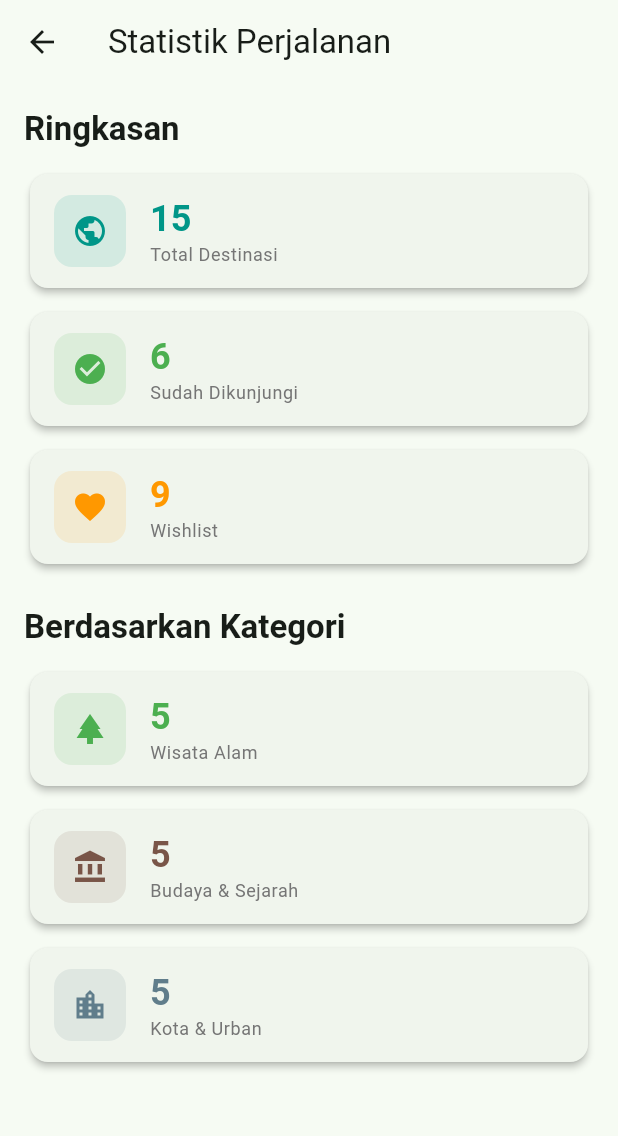
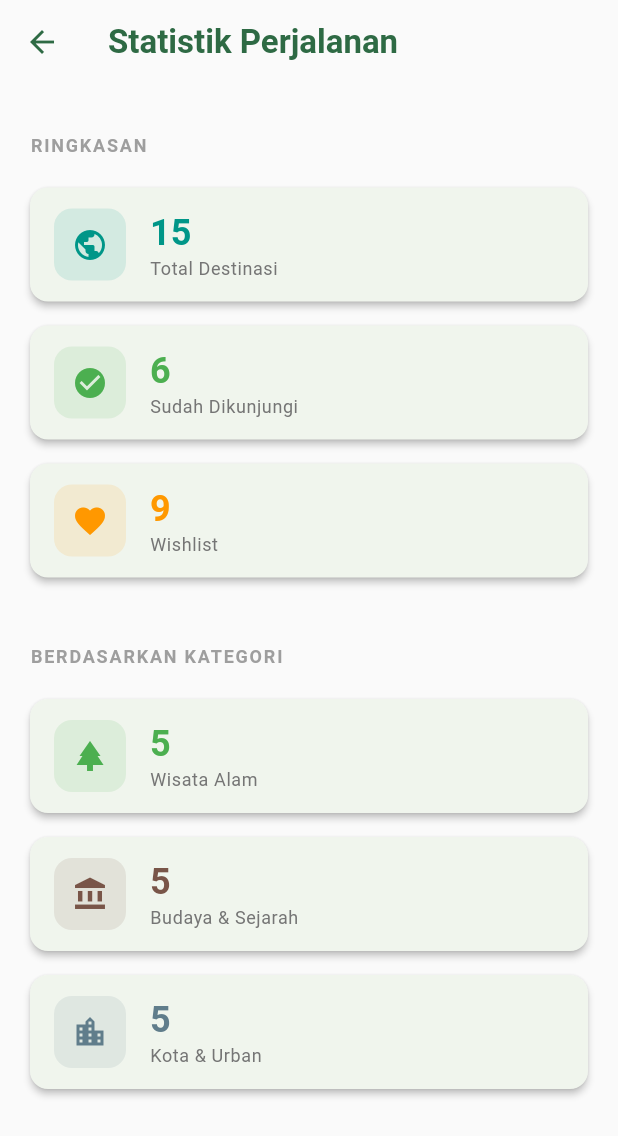
Before and after one commit to Haykal-9/ass-pbbl, a Flutter app: the StatisticsScreen screen opened directly, on a phone screen of 412 x 824 dp. Shown: the top 1136 px of the screen. Run offline on Flutter 3.47's test engine with Material 3 defaults, Android fonts, the phone set to English and light mode, and no system bars; our stand-ins replace flutter_svg, image_picker, shared_preferences, sqflite, sqflite_common_ffi_web; accounts and stored records are empty.

Commit message:
feat: implement Add/Edit and Statistics screens

```diff
--- a/lib/screens/add_edit_screen.dart
+++ b/lib/screens/add_edit_screen.dart
@@ -158,8 +158,14 @@ class _AddEditScreenState extends State<AddEditScreen> {
   Widget build(BuildContext context) {
     return Scaffold(
       appBar: AppBar(
-        title:
-            Text(_isEditMode ? 'Edit Destinasi' : 'Tambah Destinasi'),
+        title: Text(
+          _isEditMode ? 'Edit Destinasi' : 'Tambah Destinasi',
+          style: const TextStyle(fontWeight: FontWeight.bold),
+        ),
+        foregroundColor: Theme.of(context).colorScheme.primary,
+        backgroundColor: Colors.grey[50],
+        elevation: 0,
+        scrolledUnderElevation: 0,
       ),
       body: Form(
         key: _formKey,
--- a/lib/screens/statistics_screen.dart
+++ b/lib/screens/statistics_screen.dart
@@ -34,8 +34,16 @@ class _StatisticsScreenState extends State<StatisticsScreen> {
   @override
   Widget build(BuildContext context) {
     return Scaffold(
+      backgroundColor: Colors.grey[50],
       appBar: AppBar(
-        title: const Text('Statistik Perjalanan'),
+        title: const Text(
+          'Statistik Perjalanan',
+          style: TextStyle(fontWeight: FontWeight.bold),
+        ),
+        foregroundColor: Theme.of(context).colorScheme.primary,
+        backgroundColor: Colors.grey[50],
+        elevation: 0,
+        scrolledUnderElevation: 0,
       ),
       body: _isLoading
           ? const Center(child: CircularProgressIndicator())
@@ -44,13 +52,8 @@ class _StatisticsScreenState extends State<StatisticsScreen> {
               child: Column(
                 crossAxisAlignment: CrossAxisAlignment.stretch,
                 children: [
-                  Text(
-                    'Ringkasan',
-                    style: Theme.of(context).textTheme.titleLarge?.copyWith(
-                          fontWeight: FontWeight.bold,
-                        ),
-                  ),
-                  const SizedBox(height: 12),
+                  _sectionHeader('Ringkasan'),
+                  const SizedBox(height: 8),
                   StatCard(
                     label: 'Total Destinasi',
                     count: _stats['total'] ?? 0,
@@ -72,13 +75,8 @@ class _StatisticsScreenState extends State<StatisticsScreen> {
                     color: Colors.orange,
                   ),
                   const SizedBox(height: 24),
-                  Text(
-                    'Berdasarkan Kategori',
-                    style: Theme.of(context).textTheme.titleLarge?.copyWith(
-                          fontWeight: FontWeight.bold,
-                        ),
-                  ),
-                  const SizedBox(height: 12),
+                  _sectionHeader('Berdasarkan Kategori'),
+                  const SizedBox(height: 8),
                   StatCard(
                     label: 'Wisata Alam',
                     count: _stats['wisata_alam'] ?? 0,
@@ -104,4 +102,19 @@ class _StatisticsScreenState extends State<StatisticsScreen> {
             ),
     );
   }
+
+  Widget _sectionHeader(String title) {
+    return Padding(
+      padding: const EdgeInsets.fromLTRB(4, 16, 4, 8),
+      child: Text(
+        title.toUpperCase(),
+        style: TextStyle(
+          fontSize: 12,
+          fontWeight: FontWeight.bold,
+          color: Colors.grey[500],
+          letterSpacing: 1.2,
+        ),
+      ),
+    );
+  }
 }
```
Also changed, not shown: pubspec.lock.
